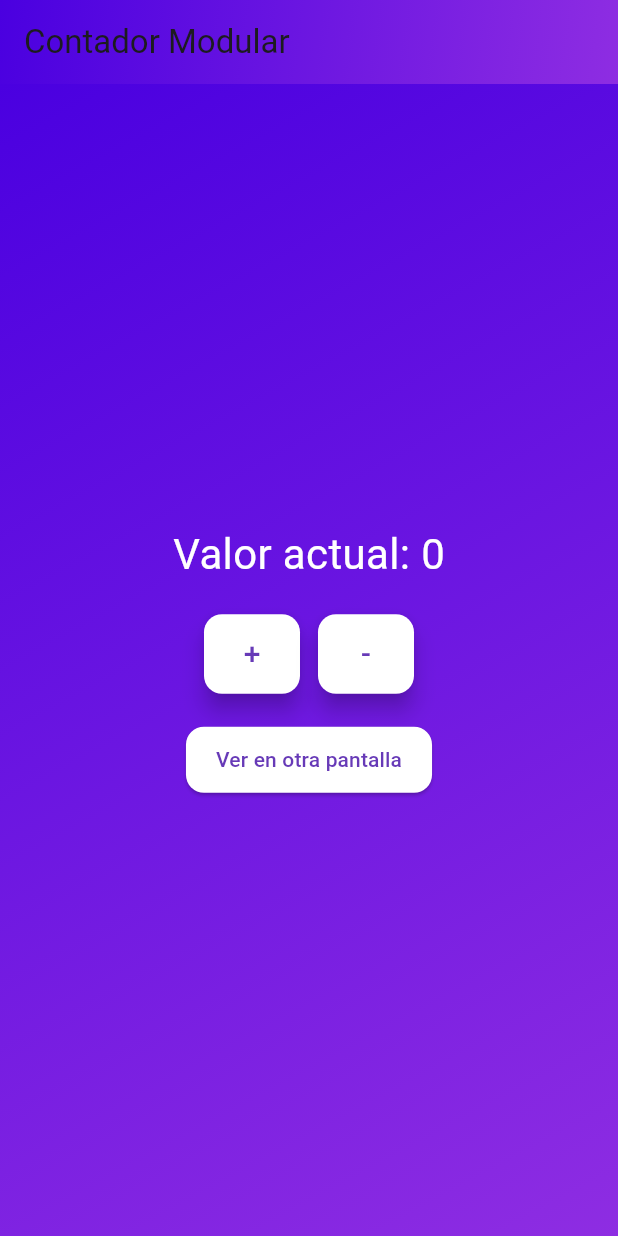
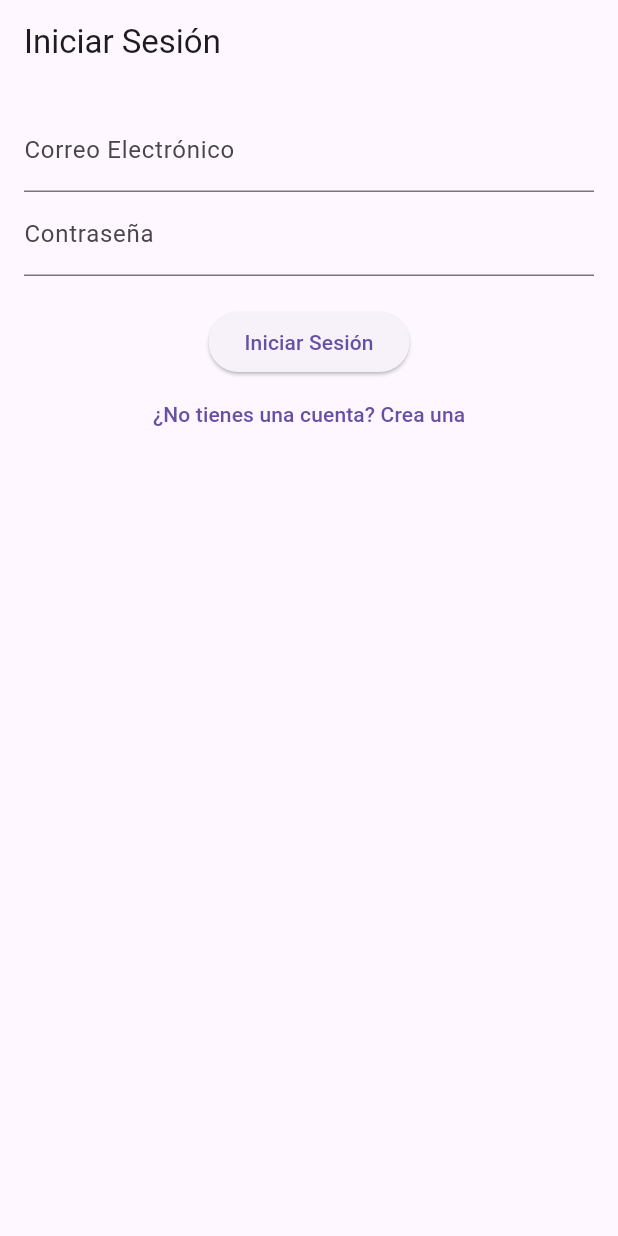
Before and after one commit to emersonxinay/contador_flutter, a Flutter app: the screen it shows after launch, on a phone screen of 412 x 824 dp. Run offline on Flutter 3.47's test engine with Material 3 defaults, Android fonts, the phone set to English and light mode, and no system bars; our stand-ins replace shared_preferences.

Commit message:
fix: login

```diff
--- a/analysis_options.yaml
+++ b/analysis_options.yaml
@@ -7,6 +7,9 @@
 
 # The following line activates a set of recommended lints for Flutter apps,
 # packages, and plugins designed to encourage good coding practices.
+analyzer:
+  errors:
+    non_constant_identifier_names: ignore
 include: package:flutter_lints/flutter.yaml
 
 linter:
--- a/lib/main.dart
+++ b/lib/main.dart
@@ -1,8 +1,11 @@
 import 'package:flutter/material.dart';
-import 'pages/home_page.dart';
-import 'theme/app_theme.dart';
+import 'screens/auth/login_screen.dart';
+import 'screens/auth/create_account_screen.dart';
+import 'screens/home_screen.dart'; // Importa la pantalla principal
 
-void main() => runApp(const MyApp());
+void main() {
+  runApp(const MyApp());
+}
 
 class MyApp extends StatelessWidget {
   const MyApp({super.key});
@@ -10,10 +13,15 @@ class MyApp extends StatelessWidget {
   @override
   Widget build(BuildContext context) {
     return MaterialApp(
-      title: 'Contador Modular',
-      theme: AppTheme.themeData,
+      title: 'MusicApp',
+      theme: ThemeData(primarySwatch: Colors.blue),
+      initialRoute: '/login', // Define la ruta inicial
+      routes: {
+        '/login': (context) => LoginScreen(),
+        '/create_account': (context) => CreateAccountScreen(),
+        '/home': (context) => HomeScreen(), // Ruta a la pantalla principal
+      },
       debugShowCheckedModeBanner: false,
-      home: const HomePage(),
     );
   }
 }
--- a/lib/pages/home_page.dart
+++ /dev/null
@@ -1,82 +0,0 @@
-import 'package:flutter/material.dart';
-import 'result_page.dart';
-import '../widgets/contador_buttons.dart';
-
-class HomePage extends StatefulWidget {
-  const HomePage({super.key});
-
-  @override
-  State<HomePage> createState() => _HomePageState();
-}
-
-class _HomePageState extends State<HomePage> {
-  int contador = 0;
-
-  void aumentar() => setState(() => contador++);
-  void disminuir() => setState(() => contador--);
-
-  void navegarAResultado() {
-    Navigator.push(
-      context,
-      MaterialPageRoute(
-        builder: (context) => ResultPage(valor: contador),
-      ),
-    );
-  }
-
-  @override
-  Widget build(BuildContext context) {
-    return Scaffold(
-      appBar: AppBar(
-        title: const Text('Contador Modular'),
-        flexibleSpace: Container(
-          decoration: const BoxDecoration(
-            gradient: LinearGradient(
-              colors: [Color(0xFF4A00E0), Color(0xFF8E2DE2)],
-              begin: Alignment.topLeft,
-              end: Alignment.bottomRight,
-            ),
-          ),
-        ),
-      ),
-      body: Container(
-        decoration: const BoxDecoration(
-          gradient: LinearGradient(
-            colors: [Color(0xFF4A00E0), Color(0xFF8E2DE2)],
-            begin: Alignment.topLeft,
-            end: Alignment.bottomRight,
-          ),
-        ),
-        child: Center(
-          child: Column(
-            mainAxisAlignment: MainAxisAlignment.center,
-            children: [
-              Text(
-                'Valor actual: $contador',
-                style: const TextStyle(fontSize: 28, color: Colors.white),
-              ),
-              const SizedBox(height: 20),
-              ContadorButtons(
-                onAumentar: aumentar,
-                onDisminuir: disminuir,
-              ),
-              const SizedBox(height: 20),
-              ElevatedButton(
-                onPressed: navegarAResultado,
-                style: ElevatedButton.styleFrom(
-                  backgroundColor: Colors.white,
-                  foregroundColor: Colors.deepPurple,
-                  shape: RoundedRectangleBorder(
-                    borderRadius: BorderRadius.circular(12),
-                  ),
-                  padding: const EdgeInsets.symmetric(horizontal: 20, vertical: 12),
-                ),
-                child: const Text('Ver en otra pantalla'),
-              ),
-            ],
-          ),
-        ),
-      ),
-    );
-  }
-}
--- a/lib/pages/result_page.dart
+++ /dev/null
@@ -1,20 +0,0 @@
-import 'package:flutter/material.dart';
-
-class ResultPage extends StatelessWidget {
-  final int valor;
-
-  const ResultPage({super.key, required this.valor});
-
-  @override
-  Widget build(BuildContext context) {
-    return Scaffold(
-      appBar: AppBar(title: const Text('Resultado')),
-      body: Center(
-        child: Text(
-          'Valor recibido: $valor',
-          style: const TextStyle(fontSize: 28),
-        ),
-      ),
-    );
-  }
-}
--- /dev/null
+++ b/lib/screens/auth/login_screen.dart
@@ -0,0 +1,94 @@
+import 'package:flutter/material.dart';
+import 'package:shared_preferences/shared_preferences.dart';
+import '../../services/auth_service.dart';
+import '../home_screen.dart'; // Importa la pantalla principal
+
+class LoginScreen extends StatefulWidget {
+  @override
+  _LoginScreenState createState() => _LoginScreenState();
+}
+
+class _LoginScreenState extends State<LoginScreen> {
+  final AuthService _authService = AuthService();
+  final _formKey = GlobalKey<FormState>();
+  final _emailController = TextEditingController();
+  final _passwordController = TextEditingController();
+
+  Future<void> _login() async {
+    if (_formKey.currentState!.validate()) {
+      try {
+        final response = await _authService.loginUser(
+          _emailController.text,
+          _passwordController.text,
+        );
+
+        // Verifica si el token está en la respuesta
+        if (response != null && response.containsKey('token')) {
+          String token = response['token'];
+
+          // Guarda el token de manera segura
+          SharedPreferences prefs = await SharedPreferences.getInstance();
+          await prefs.setString('token', token);
+
+          // Navegar a la pantalla principal
+          Navigator.pushReplacementNamed(context, '/home');
+        } else {
+          throw Exception('Token no recibido');
+        }
+      } catch (e) {
+        ScaffoldMessenger.of(context).showSnackBar(
+          SnackBar(content: Text('Error al iniciar sesión: $e')),
+        );
+      }
+    }
+  }
+
+  @override
+  Widget build(BuildContext context) {
+    return Scaffold(
+      appBar: AppBar(title: Text('Iniciar Sesión')),
+      body: Padding(
+        padding: const EdgeInsets.all(16.0),
+        child: Form(
+          key: _formKey,
+          child: Column(
+            children: <Widget>[
+              TextFormField(
+                controller: _emailController,
+                decoration: InputDecoration(labelText: 'Correo Electrónico'),
+                validator: (value) {
+                  if (value == null || value.isEmpty || !value.contains('@')) {
+                    return 'Por favor ingresa un correo electrónico válido';
+                  }
+                  return null;
+                },
+              ),
+              TextFormField(
+                controller: _passwordController,
+                obscureText: true,
+                decoration: InputDecoration(labelText: 'Contraseña'),
+                validator: (value) {
+                  if (value == null || value.isEmpty) {
+                    return 'Por favor ingresa tu contraseña';
+                  }
+                  return null;
+                },
+              ),
+              SizedBox(height: 20),
+              ElevatedButton(
+                onPressed: _login,
+                child: Text('Iniciar Sesión'),
+              ),
+              TextButton(
+                onPressed: () {
+                  Navigator.pushReplacementNamed(context, '/create_account');
+                },
+                child: Text('¿No tienes una cuenta? Crea una'),
+              ),
+            ],
+          ),
+        ),
+      ),
+    );
+  }
+}
--- a/lib/widgets/contador_buttons.dart
+++ /dev/null
@@ -1,48 +0,0 @@
-import 'package:flutter/material.dart';
-
-class ContadorButtons extends StatelessWidget {
-  final VoidCallback onAumentar;
-  final VoidCallback onDisminuir;
-
-  const ContadorButtons({
-    super.key,
-    required this.onAumentar,
-    required this.onDisminuir,
-  });
-
-  @override
-  Widget build(BuildContext context) {
-    return Row(
-      mainAxisAlignment: MainAxisAlignment.center,
-      children: [
-        ElevatedButton(
-          onPressed: onAumentar,
-          style: ElevatedButton.styleFrom(
-            backgroundColor: Colors.white,
-            foregroundColor: Colors.deepPurple,
-            shape: RoundedRectangleBorder(
-              borderRadius: BorderRadius.circular(12),
-            ),
-            padding: const EdgeInsets.all(12),
-            elevation: 6,
-          ),
-          child: const Text('+', style: TextStyle(fontSize: 20)),
-        ),
-        const SizedBox(width: 12),
-        ElevatedButton(
-          onPressed: onDisminuir,
-          style: ElevatedButton.styleFrom(
-            backgroundColor: Colors.white,
-            foregroundColor: Colors.deepPurple,
-            shape: RoundedRectangleBorder(
-              borderRadius: BorderRadius.circular(12),
-            ),
-            padding: const EdgeInsets.all(12),
-            elevation: 6,
-          ),
-          child: const Text('-', style: TextStyle(fontSize: 20)),
-        ),
-      ],
-    );
-  }
-}
--- a/pubspec.yaml
+++ b/pubspec.yaml
@@ -30,7 +30,9 @@ environment:
 dependencies:
   flutter:
     sdk: flutter
-
+  math_expressions: ^2.2.0
+  http: ^0.13.6
+  shared_preferences: ^2.0.15
   # The following adds the Cupertino Icons font to your application.
   # Use with the CupertinoIcons class for iOS style icons.
   cupertino_icons: ^1.0.8
```
Also changed, not shown: lib/screens/auth/create_account_screen.dart (added, +107 -0 lines), lib/screens/home_screen.dart (added, +40 -0 lines), lib/services/auth_service.dart (added, +48 -0 lines), pubspec.lock, 1 other file.
